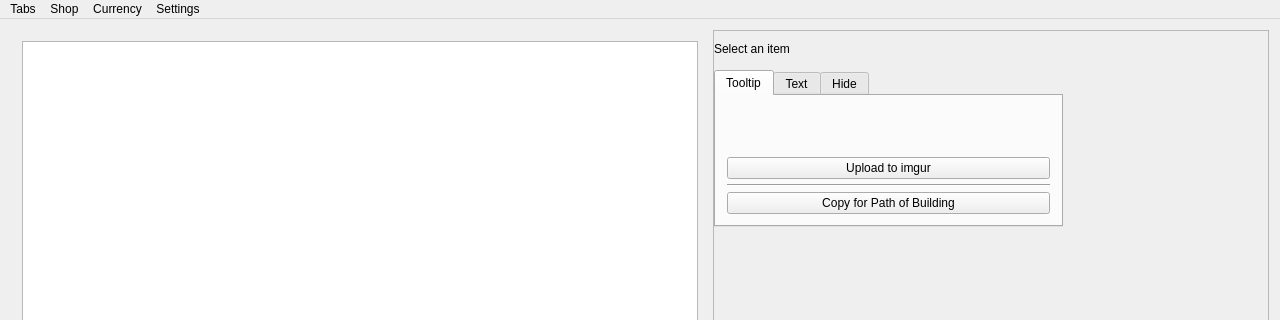
Qt form src/ui/mainwindow.ui (gerwaric/acquisition) before a commit; both pictures show x 0 to 1280 and y 0 to 320 of the 1280 by 720 pixel window.
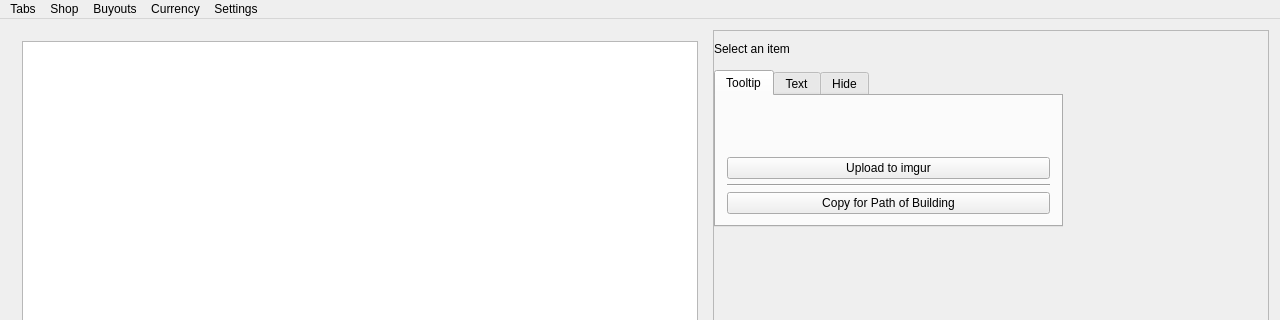
The same form after that commit.

Commit message: Implement legacy buyout import tracer bullet

Patch:
```diff
--- a/src/ui/mainwindow.ui
+++ b/src/ui/mainwindow.ui
@@ -410,6 +410,12 @@
     <addaction name="actionListCurrency"/>
     <addaction name="actionExportCurrency"/>
    </widget>
+   <widget class="QMenu" name="menuBuyouts">
+    <property name="title">
+     <string>Buyouts</string>
+    </property>
+    <addaction name="actionImportLegacyBuyouts"/>
+   </widget>
    <widget class="QMenu" name="menuSettings">
     <property name="title">
      <string>Settings</string>
@@ -454,6 +460,7 @@
    </widget>
    <addaction name="menuTabs"/>
    <addaction name="menuShop"/>
+   <addaction name="menuBuyouts"/>
    <addaction name="menuCurrency"/>
    <addaction name="menuSettings"/>
   </widget>
```
Left out of the diff: 5 changed lines with no effect on the pictures. The commit also changes 24 other files.
